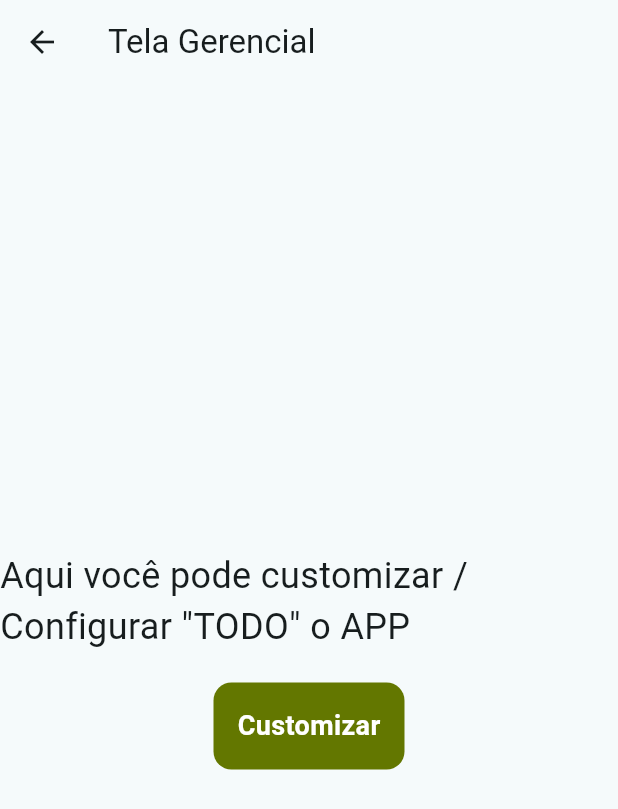
After one commit to CunhaTh/comppare-app, a Flutter app: the screen it shows after launch, after a tap on "Gerenciar", on a phone screen of 412 x 824 dp. The commit adds this screen. Shown: the top 809 px of the screen. Run offline on Flutter 3.47's test engine with Material 3 defaults, Android fonts, the phone set to English and light mode, and no system bars; our stand-ins replace font_awesome_flutter.

Commit message:
Att visual3

```diff
--- a/lib/main.dart
+++ b/lib/main.dart
@@ -1,4 +1,5 @@
 import 'package:application_progress/cadastro.dart';
+import 'package:application_progress/views/gerencial_admin.dart';
 import 'package:application_progress/views/shopping_page.dart';
 import 'package:flutter/material.dart';
 
@@ -85,6 +86,25 @@ class _MyHomePageState extends State<MyHomePage> {
             )
             ),
           ),
+           Padding(
+             padding: const EdgeInsets.only(top: 40,left: 30),
+             child: Row(
+               children: [
+                 ElevatedButton(
+                            style: ElevatedButton.styleFrom(
+                              backgroundColor: Color.fromARGB(155, 182, 33, 7), // Cor do botão
+                              padding: const EdgeInsets.symmetric(horizontal: 32, vertical: 20),
+                              shape: RoundedRectangleBorder(borderRadius: BorderRadius.circular(10)),
+                            ),
+                            onPressed: (){
+                              Navigator.push(context,
+                          MaterialPageRoute(builder: (context) => GerencialAdmin()));
+                            },
+                            child: const Text('Gerenciar', style: TextStyle(color: Colors.white)),
+                          ),
+               ],
+             ),
+           ),
         ],
       ),
     );
--- /dev/null
+++ b/lib/views/gerencial_admin.dart
@@ -0,0 +1,90 @@
+import 'package:flutter/material.dart';
+
+void main() {
+  runApp(MyApp());
+}
+
+class MyApp extends StatelessWidget {
+  const MyApp({super.key});
+
+  @override
+  Widget build(BuildContext context) {
+    return MaterialApp(
+      title: 'Login',
+      theme: ThemeData(
+        primaryColor: Color(0xFF637700), // Cor primária
+        scaffoldBackgroundColor: Color.fromARGB(255, 212, 213, 206), // Cor de fundo
+        textTheme: const TextTheme(
+          bodyLarge: TextStyle(color: Colors.black),
+          bodyMedium: TextStyle(color: Colors.black),
+        ),
+        colorScheme: ColorScheme.fromSwatch().copyWith(secondary: Color(0xFFaed513)),
+      ),
+      home: GerencialAdmin(),
+    );
+  }
+}
+
+class GerencialAdmin extends StatelessWidget {
+  const GerencialAdmin({super.key});
+
+  @override
+  Widget build(BuildContext context) {
+    return Scaffold(
+      appBar: AppBar(
+        title: const Text('Tela Gerencial'),
+      ),
+      body: Center(
+        child: Column(
+          mainAxisAlignment: MainAxisAlignment.center,
+          children: [
+            const Text(
+              'Aqui você pode customizar / Configurar "TODO" o APP',
+              style: TextStyle(fontSize: 24),
+            ),
+            const SizedBox(height: 20),
+            GestureDetector(
+              onTap: (){},
+              child: Container(
+                padding: EdgeInsets.all(16.0),
+                decoration: BoxDecoration(
+                  color:  Color(0xFF637700),
+                  borderRadius: BorderRadius.circular(12.0), // Mais arredondado
+
+                ),
+                child: Text(
+                'Customizar',
+                  style: TextStyle(
+                    fontSize: 18,
+                    fontWeight: FontWeight.bold,
+                    color: Colors.white
+                  ),
+                ),
+              ),
+            )
+
+          ],
+        ),
+      ),
+    );
+  }
+}
+
+class Gerenciar extends StatelessWidget {
+  const Gerenciar({super.key});
+
+  @override
+  Widget build(BuildContext context) {
+    return Scaffold(
+      appBar: AppBar(
+        title: const Text('Tela Gerencial'),
+      ),
+      body: const Center(
+        child: Text(
+          'Aqui você pode "TODO" o APP',
+          style: TextStyle(fontSize: 24),
+        ),
+      ),
+    );
+  }
+}
```
Also changed, not shown: lib/login.dart (+96 -39 lines), lib/views/parceiros.dart (added, +90 -0 lines), lib/views/shopping_page.dart (+10 -6 lines).
